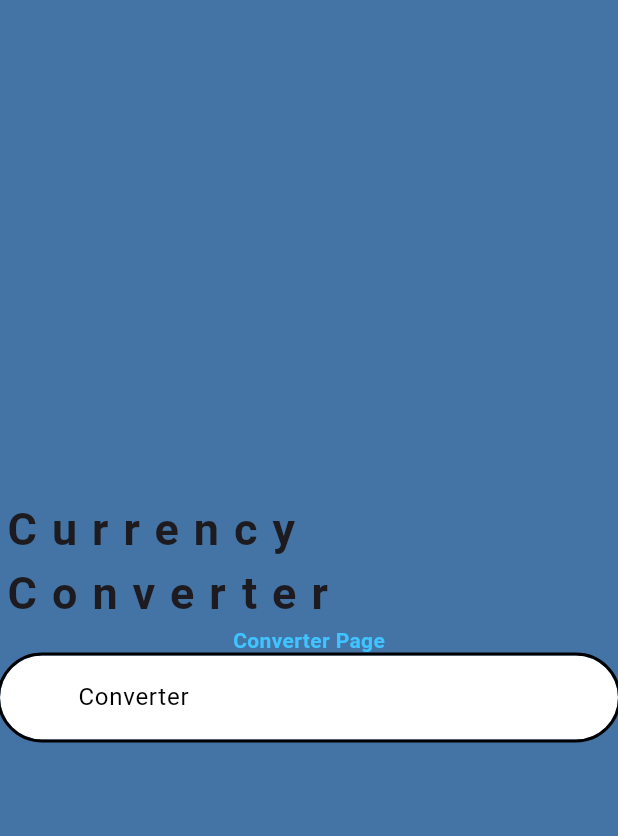
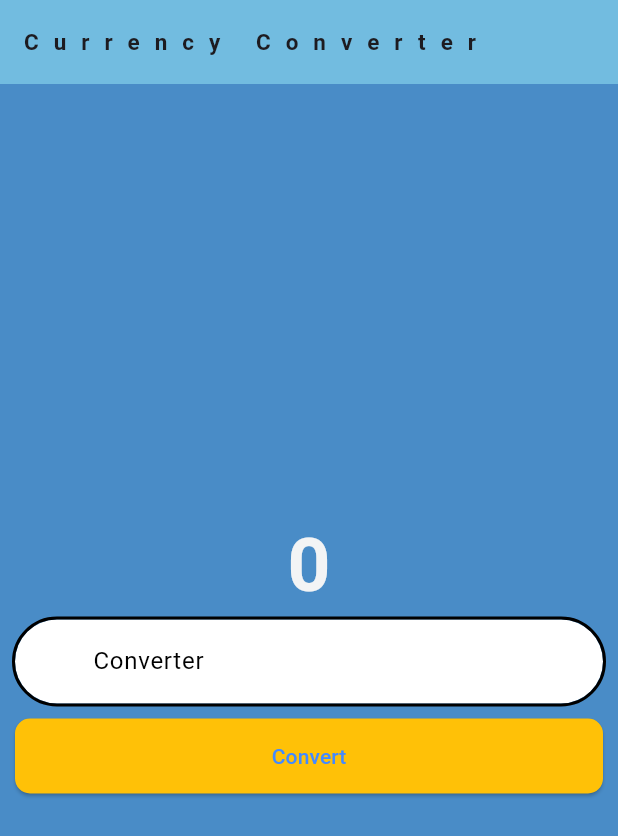
Before and after one commit to House197/Flutter, a Flutter app: the screen it shows after launch, on a phone screen of 412 x 824 dp. Shown: the top 836 px of the screen. Run offline on Flutter 3.47's test engine with Material 3 defaults, Android fonts, the phone set to English and light mode, and no system bars.

Commit message:
Update notes and add appBar/Button to app

```diff
--- a/currency_converter/lib/currency_converter.dart
+++ b/currency_converter/lib/currency_converter.dart
@@ -19,25 +19,34 @@ class CurrencyConverterMaterialPage extends StatelessWidget {
                     );
 
     return Scaffold(
+      appBar: AppBar(
+        backgroundColor: Color.fromARGB(255, 114, 188, 224),
+        elevation: 0, // Quita linea de bottom que le da
+        title: const Text('Currency Converter',
+        textAlign: TextAlign.center,
+        style: TextStyle(
+          fontSize: 15,
+          fontWeight: FontWeight.bold,
+          letterSpacing: 10
+        )),
+      ),
       body: ColoredBox(
-        color: Colors.blueGrey, // Color de Center
+        color: const Color.fromARGB(255, 104, 167, 199), // Color de Center
         child: Center(
           child: ColoredBox(
-            color: Color.fromARGB(111, 32, 104, 199), // Color de Column
+            color: const Color.fromARGB(111, 32, 104, 199), // Color de Column
             child: Column(
               mainAxisAlignment: MainAxisAlignment.center,
               crossAxisAlignment: CrossAxisAlignment.center,
               children: [
-                const Text('Currency Converter', style: TextStyle(
-                  fontSize: 30,
+                const Text('0', style: TextStyle(
+                  color: Color.fromARGB(255, 243, 244, 245),
                   fontWeight: FontWeight.bold,
-                  letterSpacing: 10
+                  fontSize: 50,
                 )),
-                const Text('Converter Page', style: TextStyle(
-                  color: Colors.lightBlueAccent,
-                  fontWeight: FontWeight.bold
-                )),
-                TextField(
+                Padding(
+                  padding: const EdgeInsets.symmetric(horizontal: 10.0),
+                  child: TextField(
                     style: const TextStyle(
                       fontWeight: FontWeight.bold
                     ),
@@ -56,6 +65,24 @@ class CurrencyConverterMaterialPage extends StatelessWidget {
                       decimal: true,
                       signed: true
                     ),
+                  ),
+                ),
+                Padding(
+                  padding: const EdgeInsets.all(10.0),
+                  child: ElevatedButton(
+                    onPressed: () {
+                        print('I was clicked');
+                    },
+                    style: ElevatedButton.styleFrom(
+                      backgroundColor: Colors.amber,
+                      foregroundColor: Colors.blueAccent,
+                      minimumSize: const Size(double.infinity, 50.0),
+                      shape: const RoundedRectangleBorder(
+                        borderRadius: BorderRadius.all(Radius.circular(10))
+                      )
+                    ),
+                    child: const Text('Convert',)
+                  ),
                 )
               ],
             ),
```
Also changed, not shown: 1 other file. Lines whose indentation alone changed are shown as unchanged.
